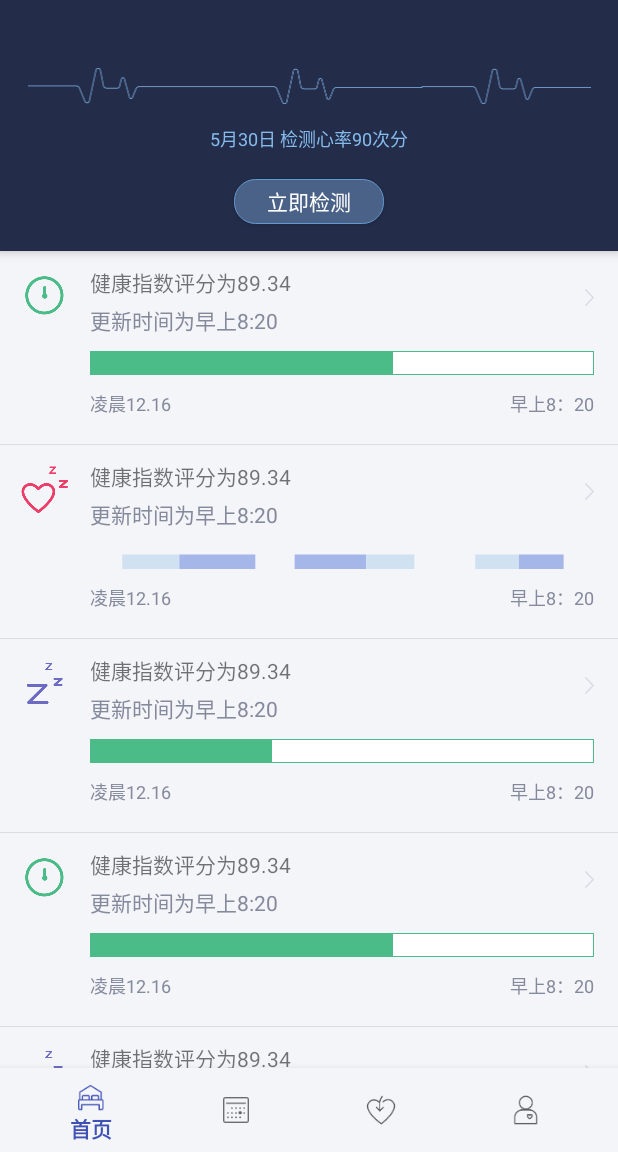
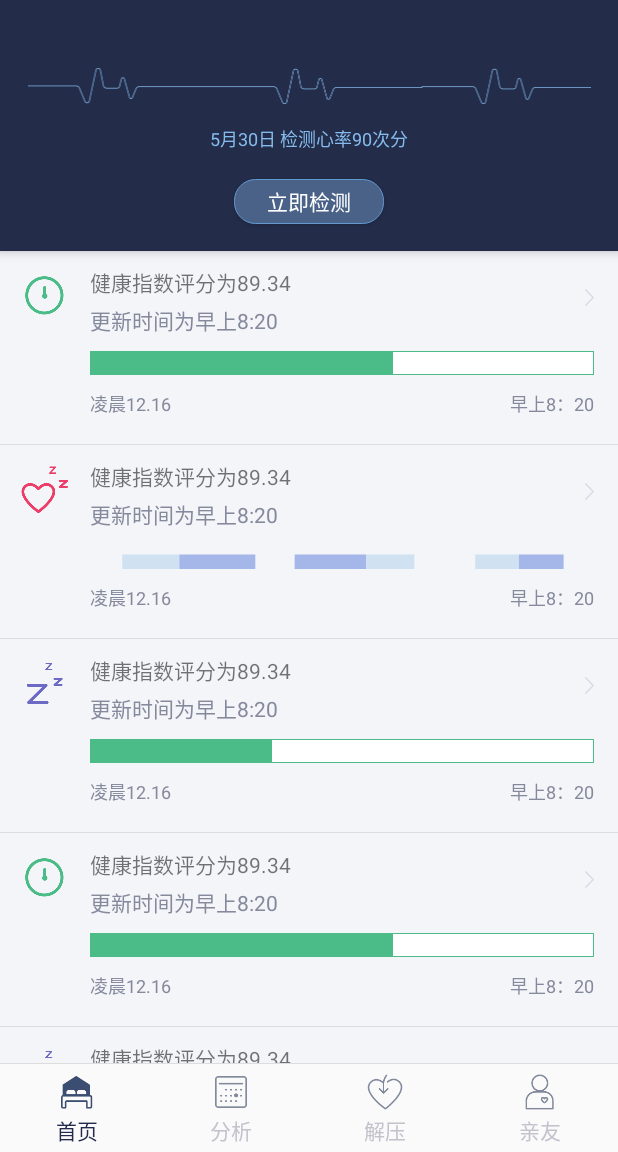
Before and after one commit to AlenYC/SleepMonitor, an Android app: the screen it shows after launch (MainActivity), on a phone screen of 412 x 824 dp, the part 84-1236 px from its top. Run offline under Robolectric (Android 15) with nearby library versions, the phone set to English and light mode, and no system bars; our stand-ins replace ButterKnife; libraries missing offline, so code that uses them is left out: com.ashokvarma.bottomnavigation, com.inuker.bluetooth, org.litepal; 3 statements that could not run were skipped.

Commit message:
1月18晚

```diff
--- a/SleepMonitor/app/src/main/java/com/lzhz/lxh/sleepmonitor/MainActivity.java
+++ b/SleepMonitor/app/src/main/java/com/lzhz/lxh/sleepmonitor/MainActivity.java
@@ -1,45 +1,45 @@
 package com.lzhz.lxh.sleepmonitor;
 
+import android.app.AlertDialog;
+import android.content.DialogInterface;
 import android.content.Intent;
 import android.os.Bundle;
-import android.os.PersistableBundle;
 import android.support.annotation.NonNull;
 import android.support.annotation.Nullable;
-import android.support.design.widget.BottomNavigationView;
 import android.support.design.widget.NavigationView;
 import android.support.v4.view.ViewPager;
 import android.support.v4.widget.DrawerLayout;
 import android.support.v7.app.AppCompatActivity;
 import android.view.MenuItem;
-import android.view.View;
-import android.widget.ImageView;
-import android.widget.TextView;
+import android.widget.RadioGroup;
 
 import com.lzhz.lxh.sleepmonitor.analyzed.AnalyzeDetailsFragment;
 import com.lzhz.lxh.sleepmonitor.analyzed.AnalyzedFragment;
-import com.lzhz.lxh.sleepmonitor.base.BaseActivity;
+import com.lzhz.lxh.sleepmonitor.base.BaseAcitivity.CompanyIntroduceActivity;
 import com.lzhz.lxh.sleepmonitor.decompression.DecompressionFragment;
 import com.lzhz.lxh.sleepmonitor.home.HomeFragment;
 import com.lzhz.lxh.sleepmonitor.home.adapter.FragmentAdapter;
 import com.lzhz.lxh.sleepmonitor.relatives.RelativesFragment;
 import com.lzhz.lxh.sleepmonitor.sideslip.PersonalDetailsActivity;
 import com.lzhz.lxh.sleepmonitor.sideslip.VersionsActivity;
+import com.lzhz.lxh.sleepmonitor.tools.LogUtils;
 import com.lzhz.lxh.sleepmonitor.tools.view.NoScrollViewPager;
 
 import butterknife.BindView;
 import butterknife.ButterKnife;
 
-public class MainActivity extends AppCompatActivity implements NavigationView.OnNavigationItemSelectedListener {
+public class MainActivity extends AppCompatActivity implements NavigationView.OnNavigationItemSelectedListener ,RadioGroup.OnCheckedChangeListener{
 
-    @BindView(R.id.bottom_navigation_bar)
-    BottomNavigationView bottomNavigationView;
+    //  @BindView(R.id.bottom_navigation_bar)
+    //  BottomNavigationView bottomNavigationView;
     @BindView(R.id.viewpager)
     NoScrollViewPager viewPager;
     @BindView(R.id.nav_view)
     NavigationView navView;
     @BindView(R.id.dl_home)
     DrawerLayout dlHome;
-
+    @BindView(R.id.rg_radio_navigation)
+    RadioGroup rgRadioNavigation;
 
 
     @Override
@@ -51,14 +51,18 @@ public class MainActivity extends AppCompatActivity implements NavigationView.On
         viewPager.setCurrentItem(0);
         viewPager.setNoScroll(true);
     }
-    public void openDrawer(){
+
+    public void openDrawer() {
         dlHome.openDrawer(navView);
     }
 
     public void initViews() {
+
         if (viewPager != null) {
+            rgRadioNavigation.setOnCheckedChangeListener(this);
+            rgRadioNavigation.check(R.id.rb_radio_homepage);
 
-            bottomNavigationView.setOnNavigationItemSelectedListener(new BottomNavigationView.OnNavigationItemSelectedListener() {
+        /*    bottomNavigationView.setOnNavigationItemSelectedListener(new BottomNavigationView.OnNavigationItemSelectedListener() {
                 @Override
                 public boolean onNavigationItemSelected(@NonNull MenuItem item) {
                     int itemId = item.getItemId();
@@ -79,15 +83,17 @@ public class MainActivity extends AppCompatActivity implements NavigationView.On
                     }
                     return true;
                 }
-            });
+            });*/
             setupViewPager(viewPager);
         }
         navView.setNavigationItemSelectedListener(this);
     }
-    public void setAnalyze(){
+
+    public void setAnalyze() {
         viewPager.setCurrentItem(1);
     }
-    public void setAnalyzeDetails(){
+
+    public void setAnalyzeDetails() {
         viewPager.setCurrentItem(4);
     }
 
@@ -100,31 +106,11 @@ public class MainActivity extends AppCompatActivity implements NavigationView.On
         adapter.addFragment(new RelativesFragment());
         adapter.addFragment(new AnalyzeDetailsFragment());
         viewPager.setAdapter(adapter);
-        //viewPager 改变监听
-        viewPager.addOnPageChangeListener(new ViewPager.OnPageChangeListener() {
-            @Override
-            public void onPageScrolled(int position, float positionOffset, int positionOffsetPixels) {
-
-            }
-
-            @Override
-            public void onPageSelected(int position) {
-                if(position != 4)
-                bottomNavigationView.getMenu().getItem(position).setChecked(true);
-            }
-
-            @Override
-            public void onPageScrollStateChanged(int state) {
-
-            }
-        });
 
     }
-
-
     @Override
     public boolean onNavigationItemSelected(@NonNull MenuItem item) {
-        switch (item.getItemId()){
+        switch (item.getItemId()) {
             //个人信息
             case R.id.it_plm:
                 startActivity(new Intent(this, PersonalDetailsActivity.class));
@@ -137,13 +123,49 @@ public class MainActivity extends AppCompatActivity implements NavigationView.On
             case R.id.it_usinghelp:
                 break;
             case R.id.it_about_us:
+                startActivity(new Intent(this, CompanyIntroduceActivity.class));
                 break;
             case R.id.it_log_out:
-                this.finish();
+                onBackPressed();
                 break;
-
         }
-
         return true;
     }
+
+
+    @Override
+    public void onCheckedChanged(RadioGroup radioGroup, int i) {
+        switch(i){
+            case R.id.rb_radio_homepage:
+                viewPager.setCurrentItem(0);
+                break;
+            case R.id.rb_radio_subscription:
+                viewPager.setCurrentItem(1);
+                break;
+            case R.id.rb_radio_find:
+                viewPager.setCurrentItem(2);
+                break;
+            case R.id.rb_radio_mine:
+                viewPager.setCurrentItem(3);
+                break;
+        }
+    }
+    //退出提示框
+    public void onBackPressed() {
+        new AlertDialog.Builder(this).setTitle("确认退出吗？")
+                .setIcon(android.R.drawable.ic_dialog_info)
+                .setPositiveButton("确定", new DialogInterface.OnClickListener() {
+                    @Override
+                    public void onClick(DialogInterface dialog, int which) {
+                        // 点击“确认”后的操作
+                        MainActivity.this.finish();
+                    }
+                })
+                .setNegativeButton("返回", new DialogInterface.OnClickListener() {
+                    @Override
+                    public void onClick(DialogInterface dialog, int which) {
+                        // 点击“返回”后的操作,这里不设置没有任何操作
+                    }
+                }).show();
+    }
 }
--- /dev/null
+++ b/SleepMonitor/app/src/main/res/drawable/find.xml
@@ -0,0 +1,5 @@
+<?xml version="1.0" encoding="utf-8"?>
+    <selector xmlns:android="http://schemas.android.com/apk/res/android">
+        <item android:state_checked="true" android:drawable="@mipmap/home_1_icon3x"></item>
+        <item android:state_checked="false" android:drawable="@mipmap/minus_ico3x"></item>
+    </selector>
--- /dev/null
+++ b/SleepMonitor/app/src/main/res/drawable/homepage.xml
@@ -0,0 +1,5 @@
+<?xml version="1.0" encoding="utf-8"?>
+    <selector xmlns:android="http://schemas.android.com/apk/res/android">
+        <item android:state_checked="true" android:drawable="@mipmap/home_1_icon3x"></item>
+        <item android:state_checked="false" android:drawable="@mipmap/home_ico3x"></item>
+    </selector>
--- /dev/null
+++ b/SleepMonitor/app/src/main/res/drawable/mine.xml
@@ -0,0 +1,5 @@
+<?xml version="1.0" encoding="utf-8"?>
+    <selector xmlns:android="http://schemas.android.com/apk/res/android">
+        <item android:state_checked="true" android:drawable="@mipmap/home_1_icon3x"></item>
+        <item android:state_checked="false" android:drawable="@mipmap/close_peo_ico3x"></item>
+    </selector>
--- /dev/null
+++ b/SleepMonitor/app/src/main/res/drawable/radio_button_selector.xml
@@ -0,0 +1,5 @@
+<?xml version="1.0" encoding="utf-8"?>
+<selector xmlns:android="http://schemas.android.com/apk/res/android">
+    <item android:state_checked="true" android:color="@color/tv_black"></item>
+    <item android:state_checked="false" android:color="@color/text_c3"></item>
+</selector>
--- /dev/null
+++ b/SleepMonitor/app/src/main/res/drawable/subscription.xml
@@ -0,0 +1,5 @@
+<?xml version="1.0" encoding="utf-8"?>
+    <selector xmlns:android="http://schemas.android.com/apk/res/android">
+        <item android:state_checked="true" android:drawable="@mipmap/home_1_icon3x"></item>
+        <item android:state_checked="false" android:drawable="@mipmap/analsy_ico3x"></item>
+    </selector>
--- a/SleepMonitor/app/src/main/res/layout/activity_main.xml
+++ b/SleepMonitor/app/src/main/res/layout/activity_main.xml
@@ -17,7 +17,8 @@
         android:fitsSystemWindows="true"
         app:headerLayout="@layout/nav_header"
         app:menu="@menu/drawer_view"
-
         />
 
+
+
 </android.support.v4.widget.DrawerLayout>
--- a/SleepMonitor/app/src/main/res/layout/include_main_viewpager.xml
+++ b/SleepMonitor/app/src/main/res/layout/include_main_viewpager.xml
@@ -9,9 +9,9 @@
         android:id="@+id/viewpager"
         android:layout_width="match_parent"
         android:layout_height="match_parent"
-        android:layout_above="@+id/bottom_navigation_bar"
+        android:layout_above="@+id/tv_xian"
         app:layout_behavior="@string/appbar_scrolling_view_behavior" />
-
+<!--
     <android.support.design.widget.BottomNavigationView
         android:layout_alignParentBottom="true"
         android:id="@+id/bottom_navigation_bar"
@@ -19,6 +19,73 @@
         android:layout_height="wrap_content"
         android:background="@color/bnb_background"
         app:menu="@menu/activity_main_bottom"
+        />-->
+    <TextView
+        android:id="@+id/tv_xian"
+        android:layout_width="match_parent"
+        android:layout_height="0.5dp"
+        android:layout_above="@+id/rg_radio_navigation"
+        android:background="@color/dibu"
         />
+    <RadioGroup
+        android:id="@+id/rg_radio_navigation"
+        android:layout_width="match_parent"
+        android:layout_height="wrap_content"
+        android:orientation="horizontal"
+        android:layout_alignParentBottom="true"
+        >
+        <RadioButton
+            android:id="@+id/rb_radio_homepage"
+            android:layout_width="0dp"
+            android:layout_height="wrap_content"
+            android:layout_weight="1"
+            android:gravity="center"
+            android:drawableTop="@drawable/homepage"
+            android:text="@string/homepage"
+            android:button="@null"
+            android:paddingTop="4dp"
+            android:paddingBottom="4dp"
+            android:textColor="@drawable/radio_button_selector"
+            />
+        <RadioButton
+            android:id="@+id/rb_radio_subscription"
+            android:layout_width="0dp"
+            android:layout_height="wrap_content"
+            android:layout_weight="1"
+            android:gravity="center"
+            android:drawableTop="@drawable/subscription"
+            android:text="@string/find"
+            android:button="@null"
+            android:paddingTop="4dp"
+            android:paddingBottom="4dp"
+            android:textColor="@drawable/radio_button_selector"
+            />
+        <RadioButton
+            android:id="@+id/rb_radio_find"
+            android:layout_width="0dp"
+            android:layout_height="wrap_content"
+            android:layout_weight="1"
+            android:gravity="center"
+            android:drawableTop="@drawable/find"
+            android:text="@string/jieya"
+            android:button="@null"
+            android:paddingTop="4dp"
+            android:paddingBottom="4dp"
+            android:textColor="@drawable/radio_button_selector"
+            />
+        <RadioButton
+            android:id="@+id/rb_radio_mine"
+            android:layout_width="0dp"
+            android:layout_height="wrap_content"
+            android:layout_weight="1"
+            android:gravity="center"
+            android:drawableTop="@drawable/mine"
+            android:text="@string/qinyou"
+            android:button="@null"
+            android:paddingTop="4dp"
+            android:paddingBottom="4dp"
+            android:textColor="@drawable/radio_button_selector"
+            />
+    </RadioGroup>
 
 </RelativeLayout>
--- a/SleepMonitor/app/src/main/res/values/strings.xml
+++ b/SleepMonitor/app/src/main/res/values/strings.xml
@@ -28,4 +28,8 @@
     <string name="ring">铃声</string>
     <string name="zdong">震动</string>
     <string name="day">每天</string>
+    <string name="homepage">首页</string>
+    <string name="find">分析</string>
+    <string name="jieya">解压</string>
+    <string name="qinyou">亲友</string>
 </resources>
```
Also changed, not shown: SleepMonitor/app/src/main/AndroidManifest.xml (+23 -16 lines), SleepMonitor/app/src/main/java/com/lzhz/lxh/sleepmonitor/base/BaseAcitivity/CompanyIntroduceActivity.java (added, +31 -0 lines), SleepMonitor/app/src/main/java/com/lzhz/lxh/sleepmonitor/home/bluetooth/BlueToothActivity.java (+4 -12 lines), SleepMonitor/app/src/main/java/com/lzhz/lxh/sleepmonitor/login/fragmen/LoginFragment.java (+33 -1 lines), SleepMonitor/app/src/main/res/layout/activity_company_introduce.xml (added, +30 -0 lines), SleepMonitor/app/src/main/res/layout/register_fragment_layout.xml (+14 -4 lines).
